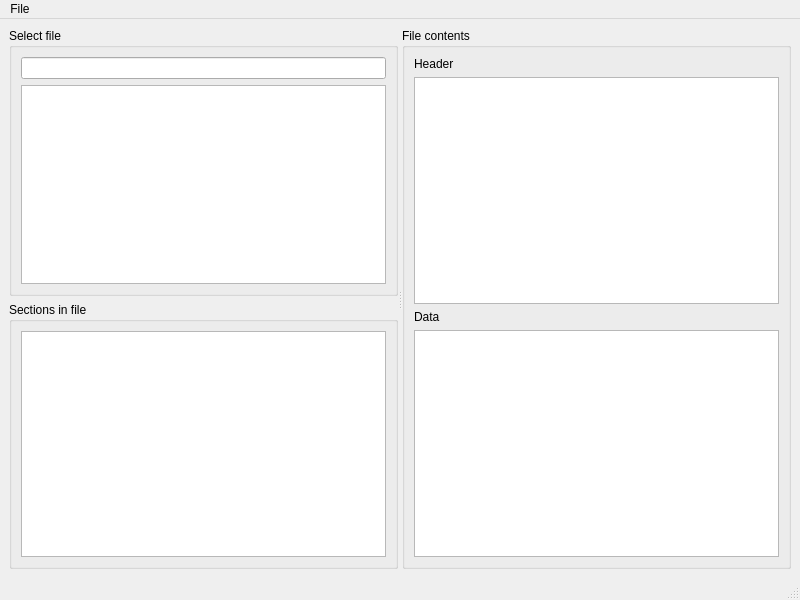
scummos/pyfitsviewer, file mainwindow.ui: the form before one commit.
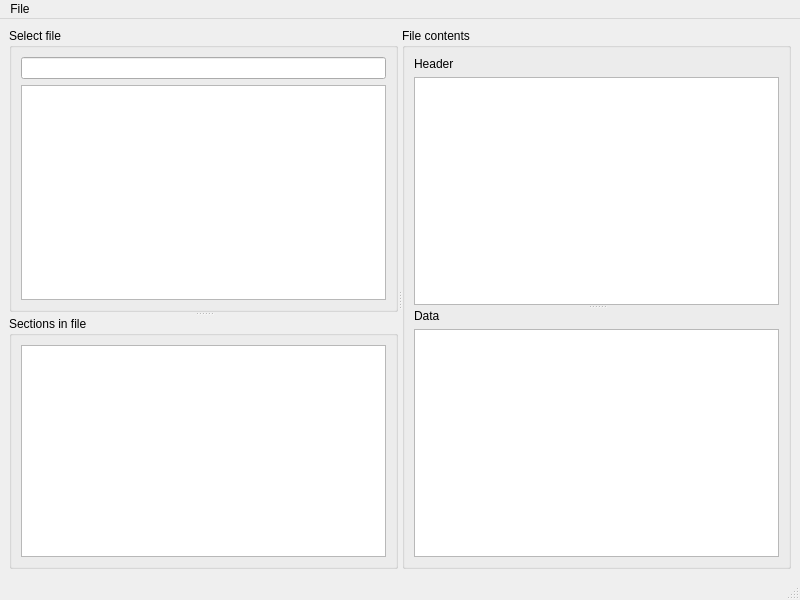
The form after the commit.

Commit message: basic functionality is working.

Diff of the .ui file:
```diff
--- a/mainwindow.ui
+++ b/mainwindow.ui
@@ -14,15 +14,16 @@
    <string>MainWindow</string>
   </property>
   <widget class="QWidget" name="centralwidget">
-   <layout class="QHBoxLayout" name="horizontalLayout_2">
-    <item>
-     <widget class="QSplitter" name="splitter">
-      <property name="orientation">
-       <enum>Qt::Horizontal</enum>
-      </property>
-      <widget class="QWidget" name="layoutWidget">
        <layout class="QVBoxLayout" name="verticalLayout_3">
         <item>
+     <widget class="QSplitter" name="splitter_3">
+      <property name="orientation">
+       <enum>Qt::Horizontal</enum>
+      </property>
+      <widget class="QSplitter" name="splitter">
+       <property name="orientation">
+        <enum>Qt::Vertical</enum>
+       </property>
          <widget class="QGroupBox" name="fileGroup">
           <property name="title">
            <string>Select file</string>
@@ -47,8 +48,6 @@
            </item>
           </layout>
          </widget>
-        </item>
-        <item>
          <widget class="QGroupBox" name="sectionsGroup">
           <property name="title">
            <string>Sections in file</string>
@@ -66,14 +65,19 @@
            </item>
           </layout>
          </widget>
-        </item>
-       </layout>
       </widget>
       <widget class="QGroupBox" name="dataGroup">
        <property name="title">
         <string>File contents</string>
        </property>
-       <layout class="QVBoxLayout" name="verticalLayout_2">
+       <layout class="QHBoxLayout" name="horizontalLayout_3">
+        <item>
+         <widget class="QSplitter" name="splitter_2">
+          <property name="orientation">
+           <enum>Qt::Vertical</enum>
+          </property>
+          <widget class="QWidget" name="layoutWidget">
+           <layout class="QVBoxLayout" name="verticalLayout_5">
         <item>
          <widget class="QLabel" name="label">
           <property name="text">
@@ -84,6 +88,10 @@
         <item>
          <widget class="QTableView" name="header"/>
         </item>
+           </layout>
+          </widget>
+          <widget class="QWidget" name="layoutWidget">
+           <layout class="QVBoxLayout" name="verticalLayout_2">
         <item>
          <widget class="QLabel" name="label_2">
           <property name="text">
@@ -93,6 +101,10 @@
         </item>
         <item>
          <widget class="QTableView" name="contents"/>
+            </item>
+           </layout>
+          </widget>
+         </widget>
         </item>
        </layout>
       </widget>
```
Lines whose indentation alone changed are shown as unchanged. The commit also changes 2 other files.
